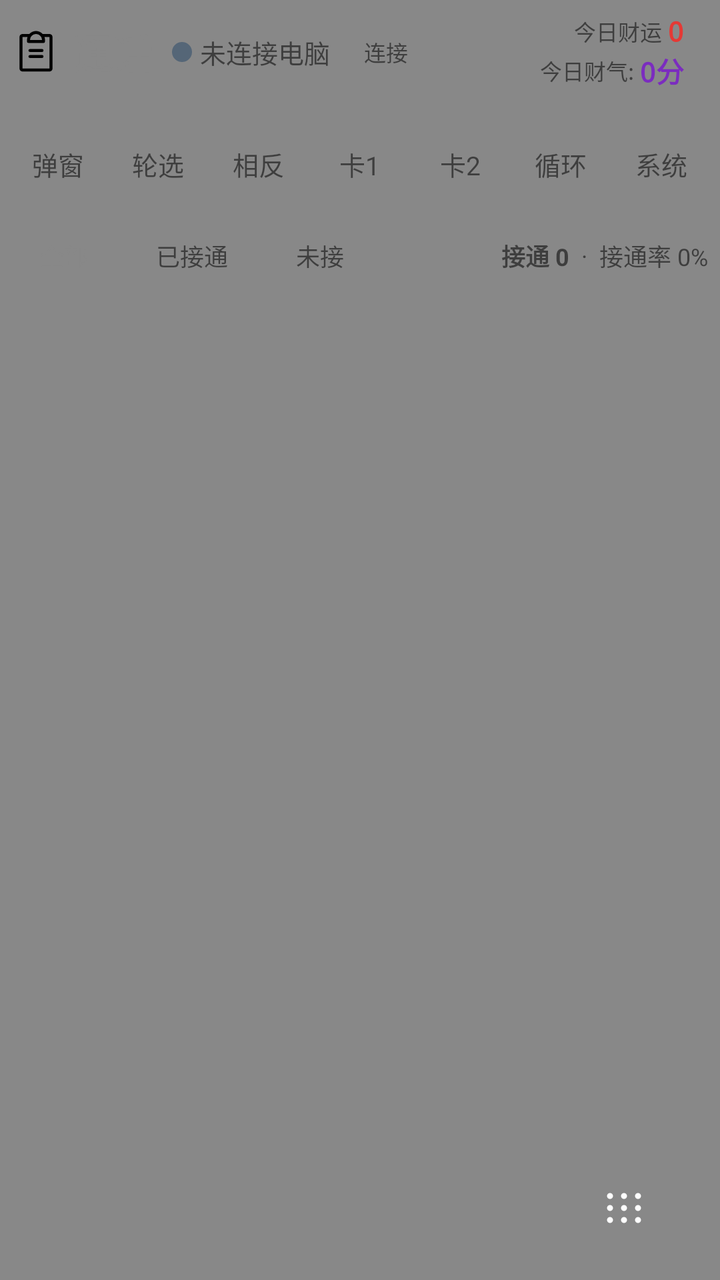
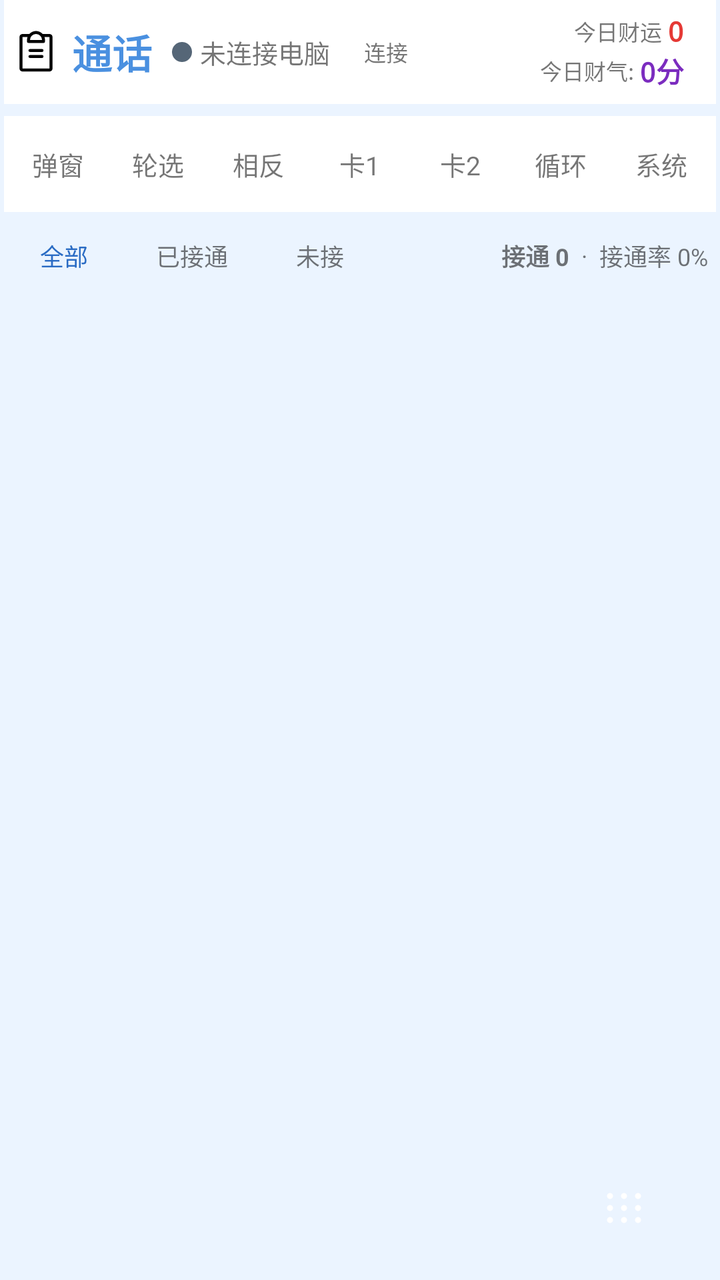

Before-and-after screenshots of an Android layout around one commit, followed by the original layout XML and the change that was made.
<!-- AndroidManifest.xml: application theme Theme.AutoDial -->
<!-- res/layout/fragment_call_log.xml -->
<?xml version="1.0" encoding="utf-8"?>
<FrameLayout xmlns:android="http://schemas.android.com/apk/res/android"
    android:layout_width="match_parent"
    android:layout_height="match_parent"
    android:tag="bg"
    android:background="#888888">

<LinearLayout
    android:layout_width="match_parent"
    android:layout_height="match_parent"
    android:orientation="vertical"
    android:paddingStart="2dp"
    android:paddingTop="0dp"
    android:paddingEnd="2dp"
    android:paddingBottom="0dp">

    
    <LinearLayout
        android:layout_width="match_parent"
        android:layout_height="52dp"
        android:tag="topBar"
        android:background="#888888"
        android:gravity="center_vertical"
        android:orientation="horizontal"
        android:paddingStart="4dp"
        android:paddingEnd="4dp">

        <TextView
            android:layout_width="wrap_content"
            android:layout_height="wrap_content"
            android:text="通话"
            android:drawableStart="@drawable/ic_ph_clipboard_text"
            android:drawablePadding="6dp"
            android:tag="primaryLight"
            android:textColor="#888888"
            android:textSize="20sp"
            android:textStyle="bold" />

        
        <LinearLayout
            android:id="@+id/connectionStatusBar"
            android:layout_width="wrap_content"
            android:layout_height="wrap_content"
            android:gravity="center_vertical"
            android:orientation="horizontal"
            android:layout_marginStart="10dp">

            <ImageView
                android:id="@+id/connectionStatusDot"
                android:layout_width="10dp"
                android:layout_height="10dp"
                android:src="@drawable/dot_gray"
                android:layout_marginEnd="4dp" />

            <TextView
                android:id="@+id/connectionStatusText"
                android:layout_width="wrap_content"
                android:layout_height="wrap_content"
                android:text="未连接电脑"
                android:tag="text"
                android:textSize="13sp"
                android:layout_marginEnd="6dp" />

            <TextView
                android:id="@+id/topReconnectBtn"
                android:layout_width="wrap_content"
                android:layout_height="26dp"
                android:minWidth="44dp"
                android:gravity="center"
                android:paddingStart="6dp"
                android:paddingEnd="6dp"
                android:text="连接"
                android:textSize="11sp"
                android:tag="outlineBtn" />
        </LinearLayout>

        <View
            android:layout_width="0dp"
            android:layout_height="0dp"
            android:layout_weight="1" />

        
        <LinearLayout
            android:id="@+id/luckStatsBar"
            android:layout_width="wrap_content"
            android:layout_height="wrap_content"
            android:orientation="vertical"
            android:gravity="end"
            android:layout_marginEnd="4dp"
            android:visibility="visible">

            <LinearLayout
                android:layout_width="wrap_content"
                android:layout_height="wrap_content"
                android:gravity="center_vertical"
                android:orientation="horizontal"
                android:layout_marginEnd="8dp">

                <TextView
                    android:layout_width="wrap_content"
                    android:layout_height="wrap_content"
                    android:text="今日财运 "
                    android:tag="text"
                    android:textSize="11sp" />

                <TextView
                    android:id="@+id/todayLuckText"
                    android:layout_width="wrap_content"
                    android:layout_height="wrap_content"
                    android:text="0"
                    android:textColor="@color/luck_red"
                    android:textSize="14sp"
                    android:textStyle="bold"
                    android:fontFamily="monospace" />
            </LinearLayout>

            <LinearLayout
                android:layout_width="wrap_content"
                android:layout_height="wrap_content"
                android:gravity="center_vertical"
                android:orientation="horizontal"
                android:layout_marginEnd="8dp">

                <TextView
                    android:layout_width="wrap_content"
                    android:layout_height="wrap_content"
                    android:text="今日财气: "
                    android:tag="text"
                    android:textSize="11sp" />

                <TextView
                    android:id="@+id/todayFortuneText"
                    android:layout_width="wrap_content"
                    android:layout_height="wrap_content"
                    android:text="0分"
                    android:textColor="@color/fortune_purple"
                    android:textSize="14sp"
                    android:textStyle="bold"
                    android:fontFamily="monospace" />
            </LinearLayout>
        </LinearLayout>
    </LinearLayout>

    
    <LinearLayout
        android:id="@+id/fortuneStrip"
        android:layout_width="match_parent"
        android:layout_height="wrap_content"
        android:layout_marginTop="6dp"
        android:tag="bg2"
        android:background="#888888"
        android:gravity="center_vertical"
        android:orientation="horizontal"
        android:paddingStart="12dp"
        android:paddingTop="8dp"
        android:paddingEnd="12dp"
        android:paddingBottom="8dp"
        android:visibility="gone">

        <TextView
            android:layout_width="wrap_content"
            android:layout_height="wrap_content"
            android:text="今日财运"
            android:tag="text"
            android:textSize="12sp" />

        <TextView
            android:id="@+id/fortuneLuck"
            android:layout_width="wrap_content"
            android:layout_height="wrap_content"
            android:layout_marginStart="6dp"
            android:text="0"
            android:textColor="@color/luck_red"
            android:textSize="16sp"
            android:textStyle="bold"
            android:fontFamily="monospace" />

        <TextView
            android:layout_width="wrap_content"
            android:layout_height="wrap_content"
            android:layout_marginStart="12dp"
            android:text="·"
            android:tag="text2"
            android:textSize="16sp" />

        <TextView
            android:layout_width="wrap_content"
            android:layout_height="wrap_content"
            android:text="今日财气"
            android:tag="text"
            android:textSize="12sp" />

        <TextView
            android:id="@+id/fortuneQi"
            android:layout_width="wrap_content"
            android:layout_height="wrap_content"
            android:layout_marginStart="6dp"
            android:text="0分"
            android:textColor="@color/fortune_purple"
            android:textSize="16sp"
            android:textStyle="bold"
            android:fontFamily="monospace" />
    </LinearLayout>

    
    <LinearLayout
        android:id="@+id/dialModeBar"
        android:layout_width="match_parent"
        android:layout_height="wrap_content"
        android:layout_marginTop="6dp"
        android:tag="bg2"
        android:background="#888888"
        android:gravity="center"
        android:orientation="horizontal"
        android:paddingStart="4dp"
        android:paddingTop="8dp"
        android:paddingEnd="4dp"
        android:paddingBottom="8dp">

        <TextView
            android:id="@+id/dialModePopup"
            android:layout_width="0dp"
            android:layout_height="32dp"
            android:layout_marginEnd="4dp"
            android:layout_weight="1"
            android:gravity="center"
            android:text="弹窗"
            android:textSize="13sp" />

        <TextView
            android:id="@+id/dialModeRoundSelect"
            android:layout_width="0dp"
            android:layout_height="32dp"
            android:layout_marginEnd="4dp"
            android:layout_weight="1"
            android:gravity="center"
            android:text="轮选"
            android:textSize="13sp" />

        <TextView
            android:id="@+id/dialModeOpposite"
            android:layout_width="0dp"
            android:layout_height="32dp"
            android:layout_marginEnd="4dp"
            android:layout_weight="1"
            android:gravity="center"
            android:text="相反"
            android:textSize="13sp" />

        <TextView
            android:id="@+id/dialModeSim1"
            android:layout_width="0dp"
            android:layout_height="32dp"
            android:layout_marginEnd="4dp"
            android:layout_weight="1"
            android:gravity="center"
            android:text="卡1"
            android:textSize="13sp" />

        <TextView
            android:id="@+id/dialModeSim2"
            android:layout_width="0dp"
            android:layout_height="32dp"
            android:layout_marginEnd="4dp"
            android:layout_weight="1"
            android:gravity="center"
            android:text="卡2"
            android:textSize="13sp" />

        <TextView
            android:id="@+id/dialModeAlternate"
            android:layout_width="0dp"
            android:layout_height="32dp"
            android:layout_marginEnd="4dp"
            android:layout_weight="1"
            android:gravity="center"
            android:text="循环"
            android:textSize="13sp" />

        <TextView
            android:id="@+id/dialModeSystem"
            android:layout_width="0dp"
            android:layout_height="32dp"
            android:layout_weight="1"
            android:gravity="center"
            android:text="系统"
            android:textSize="13sp" />
    </LinearLayout>

    
    <TextView
        android:id="@+id/callLogPermissionHint"
        android:layout_width="match_parent"
        android:layout_height="wrap_content"
        android:layout_marginTop="6dp"
        android:tag="infoBanner"
        android:background="#888888"
        android:gravity="center"
        android:padding="10dp"
        android:text="需要通话记录权限才能显示"
        android:drawableStart="@drawable/ic_ph_phone_x"
        android:drawablePadding="6dp"
        android:textColor="@color/red"
        android:textSize="12sp"
        android:visibility="gone" />

    
    <LinearLayout
        android:id="@+id/lastCallHintBanner"
        android:layout_width="match_parent"
        android:layout_height="wrap_content"
        android:layout_marginTop="6dp"
        android:tag="infoBanner"
        android:background="#888888"
        android:gravity="center"
        android:orientation="horizontal"
        android:paddingStart="16dp"
        android:paddingTop="12dp"
        android:paddingEnd="16dp"
        android:paddingBottom="12dp"
        android:visibility="gone">

        <ImageView
            android:layout_width="20dp"
            android:layout_height="20dp"
            android:src="@drawable/ic_ph_phone_outgoing"
            android:layout_gravity="center_vertical"
            android:layout_marginEnd="8dp" />

        <TextView
            android:id="@+id/lastCallHintText"
            android:layout_width="0dp"
            android:layout_height="wrap_content"
            android:layout_weight="1"
            android:text="上次：卡1  04-25"
            android:tag="primaryLight"
            android:textColor="#888888"
            android:textSize="15sp"
            android:textStyle="bold" />
    </LinearLayout>

    
    <LinearLayout
        android:id="@+id/filterChips"
        android:layout_width="match_parent"
        android:layout_height="wrap_content"
        android:layout_marginTop="6dp"
        android:gravity="center_vertical"
        android:orientation="horizontal"
        android:paddingStart="4dp"
        android:paddingEnd="4dp">

        <TextView
            android:id="@+id/filterAll"
            android:layout_width="wrap_content"
            android:layout_height="32dp"
            android:minWidth="52dp"
            android:gravity="center"
            android:tag="primaryBtn"
            android:text="全部"
            android:textSize="12sp"
            android:textColor="#888888"
            android:paddingStart="12dp"
            android:paddingEnd="12dp"
            android:layout_marginEnd="8dp" />

        <TextView
            android:id="@+id/filterOk"
            android:layout_width="wrap_content"
            android:layout_height="32dp"
            android:minWidth="52dp"
            android:gravity="center"
            android:tag="chip"
            android:text="已接通"
            android:textSize="12sp"
            android:paddingStart="12dp"
            android:paddingEnd="12dp"
            android:layout_marginEnd="8dp" />

        <TextView
            android:id="@+id/filterMiss"
            android:layout_width="wrap_content"
            android:layout_height="32dp"
            android:minWidth="52dp"
            android:gravity="center"
            android:tag="chip"
            android:text="未接"
            android:textSize="12sp"
            android:paddingStart="12dp"
            android:paddingEnd="12dp" />

        <View
            android:layout_width="0dp"
            android:layout_height="0dp"
            android:layout_weight="1" />

        <TextView
            android:id="@+id/todayConnectedCount"
            android:layout_width="wrap_content"
            android:layout_height="wrap_content"
            android:tag="text"
            android:text="接通 0"
            android:textSize="12sp"
            android:textStyle="bold" />

        <TextView
            android:layout_width="wrap_content"
            android:layout_height="wrap_content"
            android:layout_marginStart="6dp"
            android:layout_marginEnd="6dp"
            android:text="·"
            android:tag="text2"
            android:textSize="12sp" />

        <TextView
            android:id="@+id/todayConnectRate"
            android:layout_width="wrap_content"
            android:layout_height="wrap_content"
            android:tag="text2"
            android:text="接通率 0%"
            android:textSize="12sp" />
    </LinearLayout>

    
    <androidx.recyclerview.widget.RecyclerView
        android:id="@+id/callLogRecyclerView"
        android:layout_width="match_parent"
        android:layout_height="0dp"
        android:layout_weight="1"
        android:layout_marginTop="6dp"
        android:clipToPadding="false"
        android:paddingBottom="12dp" />

    
    <LinearLayout
        android:id="@+id/callLogEmpty"
        android:layout_width="match_parent"
        android:layout_height="0dp"
        android:layout_weight="1"
        android:gravity="center"
        android:orientation="vertical"
        android:paddingBottom="48dp"
        android:visibility="gone">

        <FrameLayout
            android:layout_width="wrap_content"
            android:layout_height="wrap_content">

            <View
                android:layout_width="96dp"
                android:layout_height="96dp"
                android:background="@drawable/empty_state_bg" />

            <ImageView
                android:layout_width="40dp"
                android:layout_height="40dp"
                android:layout_gravity="center"
                android:src="@drawable/ic_phone_small"
                android:alpha="0.6" />
        </FrameLayout>

        <TextView
            android:layout_width="wrap_content"
            android:layout_height="wrap_content"
            android:layout_marginTop="16dp"
            android:text="暂无通话记录"
            android:tag="text"
            android:textSize="18sp"
            android:textStyle="bold"
            android:textColor="#1A1A1A" />

        <TextView
            android:layout_width="wrap_content"
            android:layout_height="wrap_content"
            android:layout_marginTop="8dp"
            android:text="开始您的第一次拨号吧"
            android:tag="text2"
            android:textSize="14sp"
            android:textColor="#888888" />

        <TextView
            android:id="@+id/emptyDialBtn"
            android:layout_width="wrap_content"
            android:layout_height="48dp"
            android:tag="primaryBtn"
            android:text="立即拨号"
            android:gravity="center"
            android:paddingStart="32dp"
            android:paddingEnd="32dp"
            android:layout_marginTop="24dp"
            android:textSize="16sp"
            android:textColor="#888888" />
    </LinearLayout>

</LinearLayout>

    
    <TextView
        android:id="@+id/dialFab"
        android:layout_width="48dp"
        android:layout_height="48dp"
        android:layout_gravity="bottom|end"
        android:layout_marginEnd="12dp"
        android:layout_marginBottom="12dp"
        android:gravity="center"
        android:tag="primaryBtn"
        android:text=""
        android:drawableStart="@drawable/ic_dialpad"
        android:textColor="#888888"
        android:textSize="24sp"
        android:elevation="6dp" />

</FrameLayout>
<!-- resources referenced by this layout -->
<resources>
  <color name="fortune_purple">#7B2CBF</color>
  <color name="luck_red">#E53935</color>
  <color name="red">#E74C3C</color>
  <!-- drawable dot_gray (drawable) -->
  <?xml version="1.0" encoding="utf-8"?>
  <shape xmlns:android="http://schemas.android.com/apk/res/android"
      android:shape="oval">
      <solid android:color="#556677" />
      <size android:width="10dp" android:height="10dp" />
  </shape>
  <!-- drawable empty_state_bg (drawable) -->
  <?xml version="1.0" encoding="utf-8"?>
  <layer-list xmlns:android="http://schemas.android.com/apk/res/android">
      <item>
          <shape android:shape="oval">
              <solid android:color="#E0F7FA" />
              <size
                  android:width="96dp"
                  android:height="96dp" />
          </shape>
      </item>
  </layer-list>
  <!-- drawable ic_ph_clipboard_text (drawable) -->
  <?xml version="1.0" encoding="utf-8"?>
  <vector xmlns:android="http://schemas.android.com/apk/res/android"
      android:width="24dp" android:height="24dp"
      android:viewportWidth="256" android:viewportHeight="256">
      <path android:fillColor="#000000" android:pathData="M168,152a8,8,0,0,1-8,8H96a8,8,0,0,1,0-16h64A8,8,0,0,1,168,152Zm-8-40H96a8,8,0,0,0,0,16h64a8,8,0,0,0,0-16Zm56-64V216a16,16,0,0,1-16,16H56a16,16,0,0,1-16-16V48A16,16,0,0,1,56,32H92.26a47.92,47.92,0,0,1,71.48,0H200A16,16,0,0,1,216,48ZM96,64h64a32,32,0,0,0-64,0ZM200,48H173.25A47.93,47.93,0,0,1,176,64v8a8,8,0,0,1-8,8H88a8,8,0,0,1-8-8V64a47.93,47.93,0,0,1,2.75-16H56V216H200Z" />
  </vector>
  <!-- drawable ic_phone_small (drawable) -->
  <?xml version="1.0" encoding="utf-8"?>
  <vector xmlns:android="http://schemas.android.com/apk/res/android"
      android:width="12dp"
      android:height="12dp"
      android:viewportWidth="24"
      android:viewportHeight="24">
      <path
          android:fillColor="#00000000"
          android:strokeColor="#0097A7"
          android:strokeWidth="2"
          android:pathData="M22,16.92v3a2,2 0,0 1,-2.18 2,19.79 19.79 0,0 1,-8.63 -3.07,19.5 19.5 0,0 1,-6 -6,19.79 19.79 0,0 1,-3.07 -8.67A2,2 0,0 1,4.11 2h3a2,2 0,0 1,2 1.72,12.84 12.84 0,0 0,.7 2.81,2 2,0 0,1 -.45,2.11L8.09,9.91a16,16 0,0 0,6 6l1.27,-1.27a2,2 0,0 1,2.11 -.45,12.84 12.84 0,0 0,2.81 .7A2,2 0,0 1,22 16.92z" />
  </vector>
  <style name="Theme.AutoDial" parent="Theme.MaterialComponents.DayNight.NoActionBar">
          <item name="colorPrimary">#C9A84C</item>
          <item name="colorPrimaryDark">#111318</item>
          <item name="colorAccent">#F0C040</item>
          <item name="android:windowBackground">#111318</item>
          <item name="android:statusBarColor">#111318</item>
          <item name="android:navigationBarColor">#111318</item>
      </style>
  <!-- unchanged entries left out for length: 3 -->
</resources>

<!-- the commit's change to res/layout/fragment_call_log.xml (unified diff, before → after) -->
@@ -3,7 +3,7 @@
     android:layout_width="match_parent"
     android:layout_height="match_parent"
     android:tag="bg"
-    android:background="#888888">
+    android:background="?attr/ad_colorBg">
 
 <LinearLayout
     android:layout_width="match_parent"
@@ -19,7 +19,7 @@
         android:layout_width="match_parent"
         android:layout_height="52dp"
         android:tag="topBar"
-        android:background="#888888"
+        android:background="?attr/ad_colorSurface"
         android:gravity="center_vertical"
         android:orientation="horizontal"
         android:paddingStart="4dp"
@@ -32,7 +32,7 @@
             android:drawableStart="@drawable/ic_ph_clipboard_text"
             android:drawablePadding="6dp"
             android:tag="primaryLight"
-            android:textColor="#888888"
+            android:textColor="?attr/ad_colorPrimaryLight"
             android:textSize="20sp"
             android:textStyle="bold" />
 
@@ -148,7 +148,7 @@
         android:layout_height="wrap_content"
         android:layout_marginTop="6dp"
         android:tag="bg2"
-        android:background="#888888"
+        android:background="?attr/ad_colorSurface"
         android:gravity="center_vertical"
         android:orientation="horizontal"
         android:paddingStart="12dp"
@@ -209,7 +209,7 @@
         android:layout_height="wrap_content"
         android:layout_marginTop="6dp"
         android:tag="bg2"
-        android:background="#888888"
+        android:background="?attr/ad_colorSurface"
         android:gravity="center"
         android:orientation="horizontal"
         android:paddingStart="4dp"
@@ -294,7 +294,7 @@
         android:layout_height="wrap_content"
         android:layout_marginTop="6dp"
         android:tag="infoBanner"
-        android:background="#888888"
+        android:background="?attr/ad_colorBanner"
         android:gravity="center"
         android:padding="10dp"
         android:text="需要通话记录权限才能显示"
@@ -311,7 +311,7 @@
         android:layout_height="wrap_content"
         android:layout_marginTop="6dp"
         android:tag="infoBanner"
-        android:background="#888888"
+        android:background="?attr/ad_colorBanner"
         android:gravity="center"
         android:orientation="horizontal"
         android:paddingStart="16dp"
@@ -334,7 +334,7 @@
             android:layout_weight="1"
             android:text="上次：卡1  04-25"
             android:tag="primaryLight"
-            android:textColor="#888888"
+            android:textColor="?attr/ad_colorPrimaryLight"
             android:textSize="15sp"
             android:textStyle="bold" />
     </LinearLayout>
@@ -359,7 +359,7 @@
             android:tag="primaryBtn"
             android:text="全部"
             android:textSize="12sp"
-            android:textColor="#888888"
+            android:textColor="?attr/ad_colorPrimary"
             android:paddingStart="12dp"
             android:paddingEnd="12dp"
             android:layout_marginEnd="8dp" />
@@ -467,7 +467,7 @@
             android:tag="text"
             android:textSize="18sp"
             android:textStyle="bold"
-            android:textColor="#1A1A1A" />
+            android:textColor="?attr/ad_colorTextPrimary" />
 
         <TextView
             android:layout_width="wrap_content"
@@ -476,7 +476,7 @@
             android:text="开始您的第一次拨号吧"
             android:tag="text2"
             android:textSize="14sp"
-            android:textColor="#888888" />
+            android:textColor="?attr/ad_colorTextSecondary" />
 
         <TextView
             android:id="@+id/emptyDialBtn"
@@ -489,7 +489,7 @@
             android:paddingEnd="32dp"
             android:layout_marginTop="24dp"
             android:textSize="16sp"
-            android:textColor="#888888" />
+            android:textColor="?attr/ad_colorPrimary" />
     </LinearLayout>
 
 </LinearLayout>
@@ -506,7 +506,7 @@
         android:tag="primaryBtn"
         android:text=""
         android:drawableStart="@drawable/ic_dialpad"
-        android:textColor="#888888"
+        android:textColor="?attr/ad_colorPrimary"
         android:textSize="24sp"
         android:elevation="6dp" />
 
<!-- resource entries referenced after the edit -->
@@ -43,12 +43,23 @@
           android:pathData="M22,16.92v3a2,2 0,0 1,-2.18 2,19.79 19.79 0,0 1,-8.63 -3.07,19.5 19.5 0,0 1,-6 -6,19.79 19.79 0,0 1,-3.07 -8.67A2,2 0,0 1,4.11 2h3a2,2 0,0 1,2 1.72,12.84 12.84 0,0 0,.7 2.81,2 2,0 0,1 -.45,2.11L8.09,9.91a16,16 0,0 0,6 6l1.27,-1.27a2,2 0,0 1,2.11 -.45,12.84 12.84 0,0 0,2.81 .7A2,2 0,0 1,22 16.92z" />
   </vector>
   <style name="Theme.AutoDial" parent="Theme.MaterialComponents.DayNight.NoActionBar">
-          <item name="colorPrimary">#C9A84C</item>
-          <item name="colorPrimaryDark">#111318</item>
-          <item name="colorAccent">#F0C040</item>
-          <item name="android:windowBackground">#111318</item>
-          <item name="android:statusBarColor">#111318</item>
-          <item name="android:navigationBarColor">#111318</item>
+          <item name="colorPrimary">#2B6CC4</item>
+          <item name="colorPrimaryDark">#1A56A8</item>
+          <item name="colorAccent">#4A90E0</item>
+          <item name="android:windowBackground">#EBF4FF</item>
+          <item name="android:statusBarColor">#EBF4FF</item>
+          <item name="android:navigationBarColor">#EBF4FF</item>
+          
+          <item name="ad_colorPrimary">#2B6CC4</item>
+          <item name="ad_colorPrimaryLight">#4A90E0</item>
+          <item name="ad_colorBg">#EBF4FF</item>
+          <item name="ad_colorSurface">#FFFFFF</item>
+          <item name="ad_colorSurface2">#D8ECFC</item>
+          <item name="ad_colorTextPrimary">#162840</item>
+          <item name="ad_colorTextSecondary">#5880A8</item>
+          <item name="ad_colorGreen">#40C057</item>
+          <item name="ad_colorDivider">#E4EBF1</item>
+          <item name="ad_colorBanner">#E3EEFB</item>
       </style>
   <!-- unchanged entries left out for length: 3 -->
 </resources>
